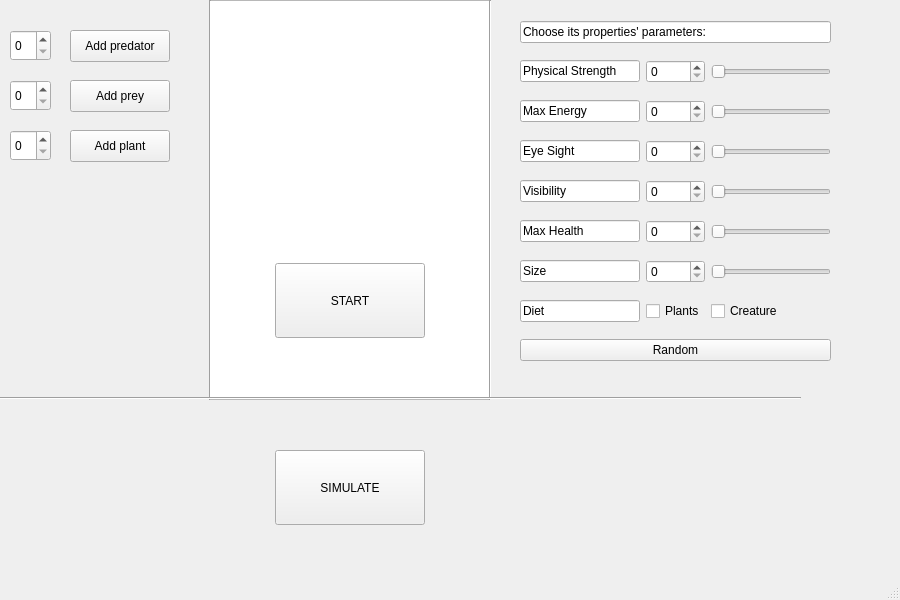
This is Evolution_1/mainwindow.ui in Natali124/Evolution-Simulator as Qt 5 draws it before an edit. The edited form follows.
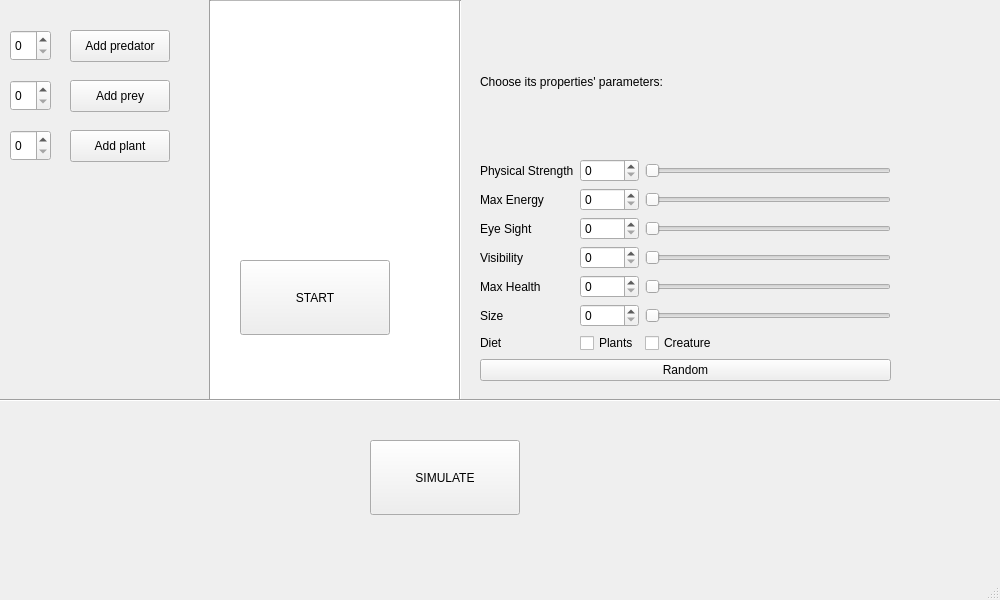
This is the edited form.

Commit message:
Merge of .ui display (with Slider_Prop) + void on_button_rdm_clicked()
Readjustments of the mainwindow.ui with the prop sliders, and linking them properly (as there were coded in main.cpp on Slider_prop, and now I transferred them into directly mainwindow.ui and used the "signals and slots" editor). I added the function void on_button_rdm_clicked() , which gives out random parameters (uniform distribution so no proportionality of properties) when clicked.

Diff of the .ui file:
```diff
--- a/Evolution_1/mainwindow.ui
+++ b/Evolution_1/mainwindow.ui
@@ -6,7 +6,7 @@
    <rect>
     <x>0</x>
     <y>0</y>
-    <width>900</width>
+    <width>1000</width>
     <height>600</height>
    </rect>
   </property>
@@ -17,8 +17,8 @@
    <widget class="QPushButton" name="startBut">
     <property name="geometry">
      <rect>
-      <x>275</x>
-      <y>263</y>
+      <x>240</x>
+      <y>260</y>
       <width>150</width>
       <height>75</height>
      </rect>
@@ -101,7 +101,7 @@
      <rect>
       <x>210</x>
       <y>0</y>
-      <width>280</width>
+      <width>251</width>
       <height>400</height>
      </rect>
     </property>
@@ -122,7 +122,7 @@
    <widget class="Line" name="line_2">
     <property name="geometry">
      <rect>
-      <x>480</x>
+      <x>450</x>
       <y>0</y>
       <width>20</width>
       <height>400</height>
@@ -137,8 +137,8 @@
      <rect>
       <x>0</x>
       <y>390</y>
-      <width>801</width>
-      <height>16</height>
+      <width>1000</width>
+      <height>20</height>
      </rect>
     </property>
     <property name="orientation">
@@ -148,8 +148,8 @@
    <widget class="QPushButton" name="simBut">
     <property name="geometry">
      <rect>
-      <x>275</x>
-      <y>450</y>
+      <x>370</x>
+      <y>440</y>
       <width>150</width>
       <height>75</height>
      </rect>
@@ -161,150 +161,192 @@
    <widget class="QWidget" name="gridLayoutWidget">
     <property name="geometry">
      <rect>
-      <x>520</x>
+      <x>480</x>
       <y>10</y>
-      <width>311</width>
+      <width>411</width>
       <height>371</height>
      </rect>
     </property>
     <layout class="QGridLayout" name="gridLayout">
-     <item row="9" column="0" colspan="3">
-      <widget class="QPushButton" name="button_rdm">
-       <property name="text">
-        <string>Random</string>
+     <item row="4" column="1">
+      <widget class="QSpinBox" name="max_energy_n">
+       <property name="maximum">
+        <number>100</number>
        </property>
       </widget>
      </item>
-     <item row="2" column="2">
-      <widget class="QSlider" name="P_strength_s">
-       <property name="orientation">
-        <enum>Qt::Horizontal</enum>
-       </property>
-      </widget>
-     </item>
-     <item row="3" column="2">
+     <item row="4" column="2">
       <widget class="QSlider" name="max_energy_s">
+       <property name="maximum">
+        <number>100</number>
+       </property>
        <property name="orientation">
         <enum>Qt::Horizontal</enum>
        </property>
       </widget>
      </item>
-     <item row="5" column="0">
-      <widget class="QLineEdit" name="visibility_t">
+     <item row="6" column="1">
+      <widget class="QSpinBox" name="eye_sight_n">
+       <property name="maximum">
+        <number>100</number>
+       </property>
+      </widget>
+     </item>
+     <item row="10" column="0">
+      <widget class="QLabel" name="max_health_t">
        <property name="text">
-        <string>Visibility</string>
+        <string>Max Health</string>
        </property>
       </widget>
      </item>
-     <item row="6" column="2">
-      <widget class="QSlider" name="max_health_s">
+     <item row="12" column="2">
+      <widget class="QSlider" name="size_s">
+       <property name="maximum">
+        <number>100</number>
+       </property>
        <property name="orientation">
         <enum>Qt::Horizontal</enum>
        </property>
       </widget>
      </item>
      <item row="4" column="0">
-      <widget class="QLineEdit" name="eye_sight_t">
-       <property name="text">
-        <string>Eye Sight</string>
-       </property>
-      </widget>
-     </item>
-     <item row="7" column="1">
-      <widget class="QSpinBox" name="size_n"/>
-     </item>
-     <item row="3" column="0">
-      <widget class="QLineEdit" name="max_energy_t">
+      <widget class="QLabel" name="max_energy_t">
        <property name="text">
         <string>Max Energy</string>
        </property>
       </widget>
      </item>
-     <item row="5" column="2">
-      <widget class="QSlider" name="visibility_s">
-       <property name="orientation">
-        <enum>Qt::Horizontal</enum>
-       </property>
-      </widget>
-     </item>
-     <item row="6" column="1">
-      <widget class="QSpinBox" name="max_health_n"/>
-     </item>
-     <item row="1" column="0" colspan="3">
-      <widget class="QLineEdit" name="title_prop">
-       <property name="text">
-        <string>Choose its properties' parameters:</string>
-       </property>
-      </widget>
-     </item>
      <item row="2" column="1">
-      <widget class="QSpinBox" name="P_strength_n"/>
-     </item>
-     <item row="7" column="2">
-      <widget class="QSlider" name="size_s">
-       <property name="orientation">
-        <enum>Qt::Horizontal</enum>
-       </property>
-      </widget>
-     </item>
-     <item row="7" column="0">
-      <widget class="QLineEdit" name="size_t">
-       <property name="text">
-        <string>Size</string>
+      <widget class="QSpinBox" name="P_strength_n">
+       <property name="maximum">
+        <number>100</number>
        </property>
       </widget>
      </item>
      <item row="6" column="0">
-      <widget class="QLineEdit" name="max_health_t">
+      <widget class="QLabel" name="eye_sight_t">
        <property name="text">
-        <string>Max Health</string>
+        <string>Eye Sight</string>
        </property>
       </widget>
      </item>
-     <item row="3" column="1">
-      <widget class="QSpinBox" name="max_energy_n"/>
-     </item>
-     <item row="4" column="1">
-      <widget class="QSpinBox" name="eye_sight_n"/>
-     </item>
-     <item row="5" column="1">
-      <widget class="QSpinBox" name="visibility_n"/>
-     </item>
-     <item row="4" column="2">
-      <widget class="QSlider" name="eye_sight_s">
+     <item row="8" column="2">
+      <widget class="QSlider" name="visibility_s">
+       <property name="maximum">
+        <number>100</number>
+       </property>
        <property name="orientation">
         <enum>Qt::Horizontal</enum>
        </property>
       </widget>
      </item>
+     <item row="12" column="0">
+      <widget class="QLabel" name="size_t">
+       <property name="text">
+        <string>Size</string>
+       </property>
+      </widget>
+     </item>
      <item row="2" column="0">
-      <widget class="QLineEdit" name="P_strength_t">
+      <widget class="QLabel" name="P_strength_t">
        <property name="text">
         <string>Physical Strength</string>
        </property>
       </widget>
      </item>
-     <item row="8" column="0">
-      <widget class="QLineEdit" name="diet_t">
+     <item row="14" column="0">
+      <widget class="QLabel" name="eat_t">
        <property name="text">
         <string>Diet</string>
        </property>
       </widget>
      </item>
+     <item row="8" column="0">
+      <widget class="QLabel" name="visibility_t">
+       <property name="text">
+        <string>Visibility</string>
+       </property>
+      </widget>
+     </item>
      <item row="8" column="1">
-      <widget class="QCheckBox" name="eat_plant">
+      <widget class="QSpinBox" name="visibility_n">
+       <property name="maximum">
+        <number>100</number>
+       </property>
+      </widget>
+     </item>
+     <item row="15" column="0" colspan="3">
+      <widget class="QPushButton" name="button_rdm">
        <property name="text">
-        <string>Plants</string>
+        <string>Random</string>
        </property>
       </widget>
      </item>
-     <item row="8" column="2">
+     <item row="10" column="1">
+      <widget class="QSpinBox" name="max_health_n">
+       <property name="maximum">
+        <number>100</number>
+       </property>
+      </widget>
+     </item>
+     <item row="14" column="2">
       <widget class="QCheckBox" name="eat_creature">
        <property name="text">
         <string>Creature</string>
        </property>
       </widget>
      </item>
+     <item row="12" column="1">
+      <widget class="QSpinBox" name="size_n">
+       <property name="maximum">
+        <number>100</number>
+       </property>
+      </widget>
+     </item>
+     <item row="6" column="2">
+      <widget class="QSlider" name="eye_sight_s">
+       <property name="maximum">
+        <number>100</number>
+       </property>
+       <property name="orientation">
+        <enum>Qt::Horizontal</enum>
+       </property>
+      </widget>
+     </item>
+     <item row="14" column="1">
+      <widget class="QCheckBox" name="eat_plant">
+       <property name="text">
+        <string>Plants</string>
+       </property>
+      </widget>
+     </item>
+     <item row="10" column="2">
+      <widget class="QSlider" name="max_health_s">
+       <property name="maximum">
+        <number>100</number>
+       </property>
+       <property name="orientation">
+        <enum>Qt::Horizontal</enum>
+       </property>
+      </widget>
+     </item>
+     <item row="1" column="0" colspan="3">
+      <widget class="QLabel" name="Title">
+       <property name="text">
+        <string>Choose its properties' parameters:</string>
+       </property>
+      </widget>
+     </item>
+     <item row="2" column="2">
+      <widget class="QSlider" name="P_strength_s">
+       <property name="maximum">
+        <number>100</number>
+       </property>
+       <property name="orientation">
+        <enum>Qt::Horizontal</enum>
+       </property>
+      </widget>
+     </item>
     </layout>
    </widget>
    <zorder>creature_list</zorder>
```
Left out of the diff: 197 changed lines with no effect on the pictures. The commit also changes 3 other files.
